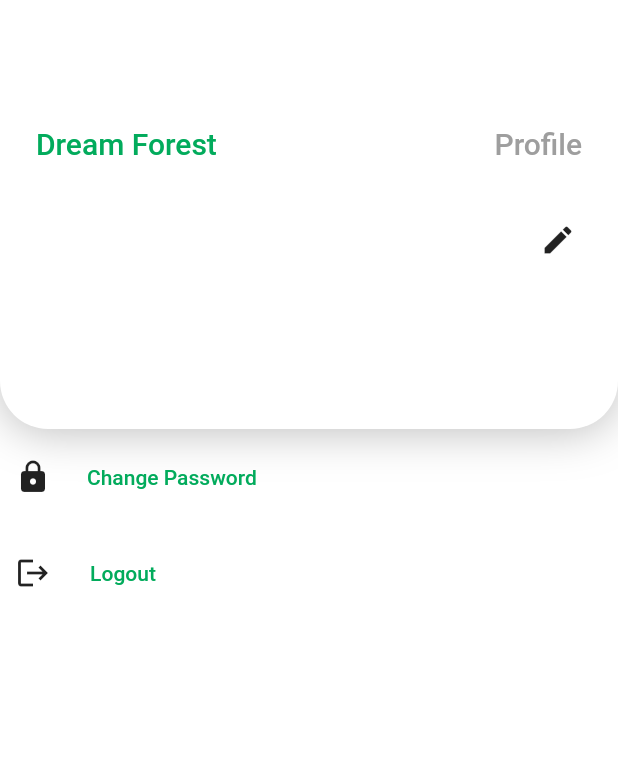
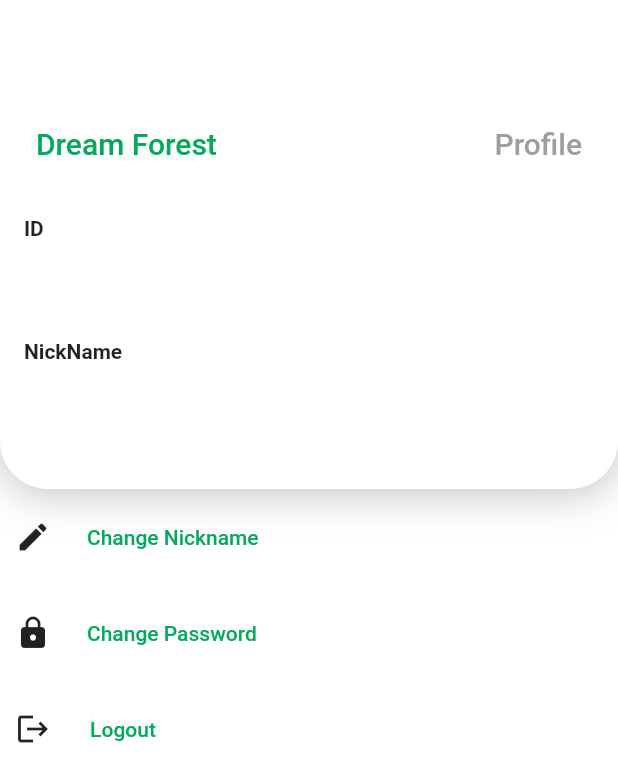
Before and after one commit to KMU-WINK/DreamForest-client-v2, a Flutter app: the Profile screen opened directly with empty values, on a phone screen of 412 x 824 dp. Shown: the top 782 px of the screen. Run offline on Flutter 3.47's test engine with Material 2 defaults, Android fonts, the phone set to English and light mode, and no system bars; network calls fail.

Commit message:
chore. 프로필 UI 수정

```diff
--- a/lib/edit/nicknameedit.dart
+++ b/lib/edit/nicknameedit.dart
@@ -8,7 +8,7 @@ class NicknameEdit extends StatefulWidget {
   String id = "";
   String password = "";
   String idx = "";
-  NicknameEdit(this.id, this.nickname, this.password, this.idx);
+  NicknameEdit(this.nickname, this.id, this.password, this.idx);
 
   @override
   State<StatefulWidget> createState() {
--- a/lib/profile.dart
+++ b/lib/profile.dart
@@ -33,7 +33,7 @@ class _AuthPageState extends State<Profile> {
         body: ListView(
           children: <Widget>[
             Container(
-              height: 230,
+              height: 270,
               decoration: BoxDecoration(
                   boxShadow: [
                     new BoxShadow(
@@ -84,6 +84,33 @@ class _AuthPageState extends State<Profile> {
                       ),
                     ],
                   ),
+                  Container(
+                    margin: EdgeInsets.only(left: 16, top: 8, right: 16),
+                    child: Text(
+                      'ID',
+                      style: TextStyle(fontWeight: FontWeight.bold),
+                    ),
+                  ),
+                  Container(
+                    margin: EdgeInsets.only(left: 16, top: 8),
+                    child: Text(
+                      '${widget.id}',
+                      style:
+                      TextStyle(fontSize: 22, fontWeight: FontWeight.bold),
+                    ),
+                  ),
+                  Container(
+                    margin: EdgeInsets.only(left: 16, top: 8, right: 16),
+                    child: Text(''),
+                  ),
+                  Container(
+                    margin: EdgeInsets.only(left: 16, top: 8),
+                    child: Text(
+                      'NickName',
+                      style: TextStyle(fontWeight: FontWeight.bold),
+                    ),
+                  ),
+
                   Row(
                     mainAxisAlignment: MainAxisAlignment.spaceBetween,
                     children: [
@@ -95,30 +122,7 @@ class _AuthPageState extends State<Profile> {
                           TextStyle(fontSize: 22, fontWeight: FontWeight.bold),
                         ),
                       ),
-                      Padding(
-                        padding: const EdgeInsets.only(right: 16),
-                        child: IconButton(onPressed: () {
-                          Navigator.push((context),
-                              MaterialPageRoute(builder: (context) => NicknameEdit(widget.id, widget.nickname, widget.password, widget.idx)));
-                        }, icon: Icon(Icons.create)),
-                      )
                     ],
-                  ),
-                  Container(
-                    margin: EdgeInsets.only(left: 16, top: 8),
-                    child: Text(
-                      '',
-                      style: TextStyle(
-                          fontSize: 18, fontWeight: FontWeight.normal),
-                    ),
-                  ),
-                  Container(
-                    margin: EdgeInsets.only(left: 16, top: 8),
-                    child: Text(
-                      '${widget.id}',
-                      style:
-                      TextStyle(fontSize: 22, fontWeight: FontWeight.bold),
-                    ),
                   ),
                 ],
               ),
@@ -127,6 +131,19 @@ class _AuthPageState extends State<Profile> {
               padding: EdgeInsets.only(left: 10),
               child: Column(
                 children: [
+                  Row(
+                    children: [
+                      Icon(Icons.create),
+                      Padding(padding:
+                      EdgeInsets.fromLTRB(16, 8, 16, 8),
+                        child: TextButton(onPressed: (){
+                          Navigator.push(
+                              context,
+                              MaterialPageRoute(builder: (context) => NicknameEdit(widget.nickname, widget.id, widget.password, widget.idx)));
+                        }, child: Text('Change Nickname',
+                          style: TextStyle(color: Color.fromARGB(255, 2, 171, 92),),)),),
+                    ],
+                  ),
                   Row(
                     children: [
                       Icon(Icons.lock),
--- a/lib/user/signup.dart
+++ b/lib/user/signup.dart
@@ -100,7 +100,7 @@ class _AuthPageState extends State<SignUpPage> {
                       keyboardType: TextInputType.text,
                       textCapitalization: TextCapitalization.words,
                       decoration: InputDecoration(
-                        hintText: 'NickName',
+                        hintText: 'Nickname',
                         enabledBorder: OutlineInputBorder(
                             borderRadius: BorderRadius.circular(8),
                             borderSide: BorderSide(color: Colors.grey)),
```
Also changed, not shown: 10 other files.
